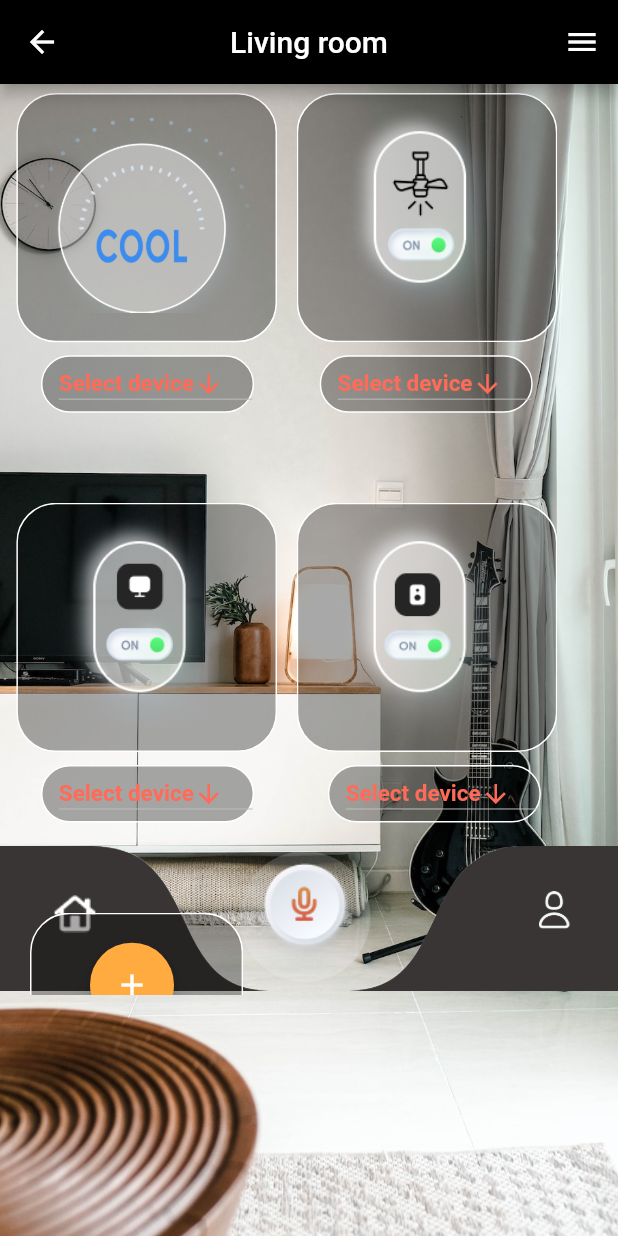
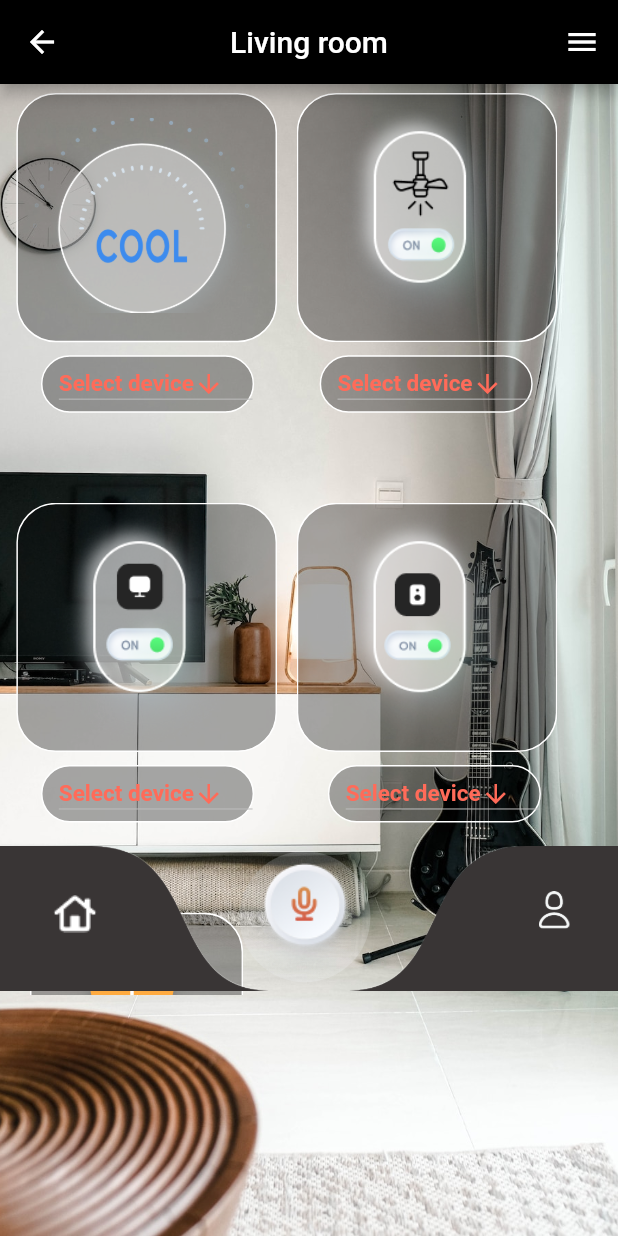
Before and after one commit to salmaFahem/smarthome21, a Flutter app: the Scene10 screen opened directly, in the side drawer, after a tap on the "add" icon, on a phone screen of 412 x 824 dp. Run offline on Flutter 3.47's test engine with Material 2 defaults, Android fonts, the phone set to English and light mode, and no system bars; our stand-ins replace flutter_screenutil, google_fonts.

Commit message:
commit 21

```diff
--- a/lib/group/tab_bar.dart
+++ b/lib/group/tab_bar.dart
@@ -9,13 +9,13 @@ class Tabar extends StatelessWidget {
   @override
   Widget build(BuildContext context) {
     double baseWidth = 377.0; // Define your new base width here
-    double fem = MediaQuery.of(context).size.width /
-        baseWidth; // Calculate fem based on the new base width
-    double scaleFactorWidth = MediaQuery.of(context).size.width /
-        baseWidth; // Calculate scaling factor for width
-    double scaleFactorHeight = MediaQuery.of(context).size.height /
-        baseWidth; // Calculate scaling factor for height
+    double baseHeight = 667.0; // Define your new base height here
+    double fem = MediaQuery.of(context).size.width / baseWidth; // Calculate fem based on the new base width
+    double femHeight = MediaQuery.of(context).size.height / baseHeight; // Calculate fem based on the new base height
+    double scaleFactorWidth = MediaQuery.of(context).size.width / baseWidth; // Calculate scaling factor for width
+    double scaleFactorHeight = MediaQuery.of(context).size.height / baseHeight; // Calculate scaling factor for height
     double ffem = fem * 0.97; // Calculate ffem based on fem and 0.97 factor
+
 
     return Stack(
       children: [
--- a/lib/livingroom/living_room.dart
+++ b/lib/livingroom/living_room.dart
@@ -44,30 +44,29 @@ class _Scene10State extends State<Scene10> {
   @override
   Widget build(BuildContext context) {
     double baseWidth = 377.0; // Define your new base width here
-    double fem = MediaQuery.of(context).size.width /
-        baseWidth; // Calculate fem based on the new base width
-    double scaleFactorWidth = MediaQuery.of(context).size.width /
-        baseWidth; // Calculate scaling factor for width
-    double scaleFactorHeight = MediaQuery.of(context).size.height /
-        baseWidth; // Calculate scaling factor for height
+    double baseHeight = 667.0; // Define your new base height here
+    double fem = MediaQuery.of(context).size.width / baseWidth; // Calculate fem based on the new base width
+    double scaleFactorWidth = MediaQuery.of(context).size.width / baseWidth; // Calculate scaling factor for width
+    double scaleFactorHeight = MediaQuery.of(context).size.height / baseHeight; // Calculate scaling factor for height
     double ffem = fem * 0.97; // Calculate ffem based on fem and 0.97 factor
+
 
     return Scaffold(
         appBar: AppBar(
           centerTitle: true,
-          title: Text('Living room'),
+          title: const Text('Living room'),
           backgroundColor: Colors.black,
           leading: IconButton(
-            icon: Icon(Icons.arrow_back),
+            icon: const Icon(Icons.arrow_back),
             onPressed: () {
               Navigator.push(
                 context,
-                MaterialPageRoute(builder: (context) => Scene6()),
+                MaterialPageRoute(builder: (context) => const Scene6()),
               );
             },
           ),
         ),
-        endDrawer: NavDrawer(),
+        endDrawer: const NavDrawer(),
         body: Container(
             width: double.infinity,
             child: Container(
@@ -86,16 +85,16 @@ class _Scene10State extends State<Scene10> {
                     decoration: BoxDecoration(
                       borderRadius: BorderRadius.circular(20.0),
                     ),
-                    child: Stack(children: [
-                      const Tabar(),
-                      Container(
+                    child: Stack(
+                        children: [
+                          Container(
                           width: 900 * fem,
                           height: 550 * fem,
                           decoration: BoxDecoration(
                             color: Colors.white.withOpacity(0),
                             borderRadius: BorderRadius.circular(20.0),
                           ),
-                          margin: EdgeInsets.only(top: 6.0, bottom: 100.0),
+                          margin: const EdgeInsets.only(top: 6.0, bottom: 100.0),
                           child: SingleChildScrollView(
                               child: Stack(children: [
                             Wrap(
@@ -109,7 +108,7 @@ class _Scene10State extends State<Scene10> {
                                         WrapCrossAlignment.center,
                                     children: [
                                       Container(
-                                        margin: EdgeInsets.only(
+                                        margin: const EdgeInsets.only(
                                             top: 0.0, bottom: 0.0),
                                         width: 175 * fem,
                                         height: 250 * fem,
@@ -137,8 +136,8 @@ class _Scene10State extends State<Scene10> {
                                                             height: 152 * fem,
                                                             decoration: BoxDecoration(
                                                               border:
-                                                              Border.all(color: Color(0xffffffff)),
-                                                              color: Color.fromARGB(86, 0, 0, 0),
+                                                              Border.all(color: const Color(0xffffffff)),
+                                                              color: const Color.fromARGB(86, 0, 0, 0),
                                                               borderRadius:
                                                               BorderRadius.circular(24 * fem),
                                                             ),
@@ -177,10 +176,10 @@ class _Scene10State extends State<Scene10> {
                                                 decoration: BoxDecoration(
                                                   borderRadius:
                                                       BorderRadius.circular(50),
-                                                  color: Color.fromARGB(
+                                                  color: const Color.fromARGB(
                                                       86, 0, 0, 0),
                                                   border: Border.all(
-                                                      color: Color.fromARGB(
+                                                      color: const Color.fromARGB(
                                                           255, 255, 255, 255)),
                                                 ),
                                                 child: DropdownButton<String>(
@@ -192,7 +191,7 @@ class _Scene10State extends State<Scene10> {
                                                   ),
                                                   iconSize: 20,
                                                   elevation: 10,
-                                                  style: TextStyle(
+                                                  style: const TextStyle(
                                                     color: Color.fromRGBO(
                                                         255, 107, 89, 1),
                                                     fontSize: 15,
@@ -228,7 +227,7 @@ class _Scene10State extends State<Scene10> {
                                         WrapCrossAlignment.center,
                                     children: [
                                       Container(
-                                        margin: EdgeInsets.only(
+                                        margin: const EdgeInsets.only(
                                             top: 0.0, bottom: 0.0),
                                         width: 175 * fem,
                                         height: 250 * fem,
@@ -249,10 +248,10 @@ class _Scene10State extends State<Scene10> {
                                                 decoration: BoxDecoration(
                                                   borderRadius:
                                                       BorderRadius.circular(50),
-                                                  color: Color.fromARGB(
+                                                  color: const Color.fromARGB(
                                                       86, 0, 0, 0),
                                                   border: Border.all(
-                                                      color: Color.fromARGB(
+                                                      color: const Color.fromARGB(
                                                           255, 255, 255, 255)),
                                                 ),
                                                 child: DropdownButton<String>(
@@ -264,7 +263,7 @@ class _Scene10State extends State<Scene10> {
                                                   ),
                                                   iconSize: 20,
                                                   elevation: 10,
-                                                  style: TextStyle(
+                                                  style: const TextStyle(
                                                     color: Color.fromRGBO(
                                                         255, 107, 89, 1),
                                                     fontSize: 15,
@@ -312,8 +311,8 @@ class _Scene10State extends State<Scene10> {
                                                               height: 152 * fem,
                                                               decoration: BoxDecoration(
                                                                 border:
-                                                                Border.all(color: Color(0xffffffff)),
-                                                                color: Color.fromARGB(86, 0, 0, 0),
+                                                                Border.all(color: const Color(0xffffffff)),
+                                                                color: const Color.fromARGB(86, 0, 0, 0),
                                                                 borderRadius:
                                                                 BorderRadius.circular(24 * fem),
                                                               ),
@@ -328,7 +327,7 @@ class _Scene10State extends State<Scene10> {
                                                                   width: 159 * fem,
                                                                   height: 177 * fem,
                                                                 ),
-                                                                duration: Duration(milliseconds: 0),
+                                                                duration: const Duration(milliseconds: 0),
                                                                 crossFadeState: _bool2
                                                                     ? CrossFadeState.showFirst
                                                                     : CrossFadeState.showSecond,
@@ -354,7 +353,7 @@ class _Scene10State extends State<Scene10> {
                                       WrapCrossAlignment.center,
                                       children: [
                                   Container(
-                                  margin: EdgeInsets.only(
+                                  margin: const EdgeInsets.only(
                                   top: 0.0, bottom: 0.0),
                                   width: 175 * fem,
                                   height: 250 * fem,
@@ -384,8 +383,8 @@ class _Scene10State extends State<Scene10> {
                                                           height: 152 * fem,
                                                           decoration: BoxDecoration(
                                                             border:
-                                                            Border.all(color: Color(0xffffffff)),
-                                                            color: Color.fromARGB(86, 0, 0, 0),
+                                                            Border.all(color: const Color(0xffffffff)),
+                                                            color: const Color.fromARGB(86, 0, 0, 0),
                                                             borderRadius:
                                                             BorderRadius.circular(24 * fem),
                                                           ),
@@ -400,7 +399,7 @@ class _Scene10State extends State<Scene10> {
                                                               width: 159 * fem,
                                                               height: 177 * fem,
                                                             ),
-                                                            duration: Duration(milliseconds: 0),
+                                                            duration: const Duration(milliseconds: 0),
                                                             crossFadeState: _bool
                                                                 ? CrossFadeState.showFirst
                                                                 : CrossFadeState.showSecond,
@@ -429,10 +428,10 @@ class _Scene10State extends State<Scene10> {
                                             decoration: BoxDecoration(
                                               borderRadius:
                                               BorderRadius.circular(50),
-                                              color: Color.fromARGB(
+                                              color: const Color.fromARGB(
                                                   86, 0, 0, 0),
                                               border: Border.all(
-                                                  color: Color.fromARGB(
+                                                  color: const Color.fromARGB(
                                                       255, 255, 255, 255)),
                                             ),
                                             child: DropdownButton<String>(
@@ -444,7 +443,7 @@ class _Scene10State extends State<Scene10> {
                                               ),
                                               iconSize: 20,
                                               elevation: 10,
-                                              style: TextStyle(
+                                              style: const TextStyle(
                                                 color: Color.fromRGBO(
                                                     255, 107, 89, 1),
                                                 fontSize: 15,
@@ -480,7 +479,7 @@ class _Scene10State extends State<Scene10> {
                                       WrapCrossAlignment.center,
                                       children: [
                                   Container(
-                                  margin: EdgeInsets.only(
+                                  margin: const EdgeInsets.only(
                                   top: 0.0, bottom: 0.0),
                                   width: 175 * fem,
                                   height: 250 * fem,
@@ -510,8 +509,8 @@ class _Scene10State extends State<Scene10> {
                                                           height: 152 * fem,
                                                           decoration: BoxDecoration(
                                                             border:
-                                                            Border.all(color: Color(0xffffffff)),
-                                                            color: Color.fromARGB(86, 0, 0, 0),
+                                                            Border.all(color: const Color(0xffffffff)),
+                                                            color: const Color.fromARGB(86, 0, 0, 0),
                                                             borderRadius:
                                                             BorderRadius.circular(24 * fem),
                                                           ),
@@ -526,7 +525,7 @@ class _Scene10State extends State<Scene10> {
                                                               width: 159 * fem,
                                                               height: 177 * fem,
                                                             ),
-                                                            duration: Duration(milliseconds: 0),
+                                                            duration: const Duration(milliseconds: 0),
                                                             crossFadeState: _bool1
                                                                 ? CrossFadeState.showFirst
                                                                 : CrossFadeState.showSecond,
@@ -555,10 +554,10 @@ class _Scene10State extends State<Scene10> {
                                             decoration: BoxDecoration(
                                               borderRadius:
                                               BorderRadius.circular(50),
-                                              color: Color.fromARGB(
+                                              color: const Color.fromARGB(
                                                   86, 0, 0, 0),
                                               border: Border.all(
-                                                  color: Color.fromARGB(
+                                                  color: const Color.fromARGB(
                                                       255, 255, 255, 255)),
                                             ),
                                             child: DropdownButton<String>(
@@ -570,7 +569,7 @@ class _Scene10State extends State<Scene10> {
                                               ),
                                               iconSize: 20,
                                               elevation: 10,
-                                              style: TextStyle(
+                                              style: const TextStyle(
                                                 color: Color.fromRGBO(
                                                     255, 107, 89, 1),
                                                 fontSize: 15,
@@ -608,7 +607,7 @@ class _Scene10State extends State<Scene10> {
                                         children: [
                                           Container(
                                             margin:
-                                            EdgeInsets.only(left: 20.0, bottom: 0.0),
+                                            const EdgeInsets.only(left: 20.0, bottom: 0.0),
                                             width: 130*fem,
                                             height: 130*fem,
                                             child: ClipRect(
@@ -621,8 +620,8 @@ class _Scene10State extends State<Scene10> {
                                                 height: 152 * fem,
                                                 decoration: BoxDecoration(
                                                   border:
-                                                  Border.all(color: Color(0xffffffff)),
-                                                  color: Color.fromARGB(86, 0, 0, 0),
+                                                  Border.all(color: const Color(0xffffffff)),
+                                                  color: const Color.fromARGB(86, 0, 0, 0),
                                                   borderRadius:
                                                   BorderRadius.circular(24 * fem),
                                                 ),
@@ -655,7 +654,7 @@ class _Scene10State extends State<Scene10> {
                                                           isScrollControlled: true,
                                                           context: context,
                                                           builder: (context) =>
-                                                              Scene9()); // <-- Add the missing closing parenthesis here
+                                                              const Scene9()); // <-- Add the missing closing parenthesis here
                                                     },
                                                     backgroundColor:
                                                     Colors.orangeAccent,
@@ -670,7 +669,13 @@ class _Scene10State extends State<Scene10> {
                                     ],
                                   ),
                                 ])
-                          ])))
-                    ])))));
+                          ]))),
+                          const Tabar(),
+                    ],
+                    ),
+                ),
+            ),
+        ),
+    );
   }
 }
--- a/lib/main.dart
+++ b/lib/main.dart
@@ -1,5 +1,6 @@
 import 'package:flutter/material.dart';
 import 'package:flutter/gestures.dart';
+import 'package:flutter_screenutil/flutter_screenutil.dart';
 import 'dart:ui';
 import 'package:google_fonts/google_fonts.dart';
 
@@ -21,30 +22,41 @@ import 'package:smarthome21/settings/my_setting.dart';
 
 
 void main() {
-  runApp(const MyApp());
+  runApp(BreakingBadApp(
+    appRouter: AppRouter(),
+  ));
 }
 
-class MyApp extends StatelessWidget {
-  const MyApp({super.key});
+class BreakingBadApp extends StatelessWidget {
+  final AppRouter appRouter;
+  const BreakingBadApp({Key? key, required this.appRouter}) : super(key: key);
 
   // This widget is the root of your application.
   @override
   Widget build(BuildContext context) {
-    return MaterialApp(
-      title: 'Flutter Demo',
-      theme: ThemeData(
-        // This is the theme of your application.
-        //
-        // Try running your application with "flutter run". You'll see the
-        // application has a blue toolbar. Then, without quitting the app, try
-        // changing the primarySwatch below to Colors.green and then invoke
-        // "hot reload" (press "r" in the console where you ran "flutter run",
-        // or simply save your changes to "hot reload" in a Flutter IDE)
-        // Notice that the counter didn't reset back to zero; the application
-        // is not restarted.
-        primarySwatch: Colors.blue,
-      ),
-      home:  const Scene(),
+    return ScreenUtilInit(
+      designSize: const Size(360, 690),
+      minTextAdapt: true,
+      splitScreenMode: true,
+      builder: (BuildContext context, child) {
+        return MaterialApp(
+          debugShowCheckedModeBanner: false,
+          onGenerateRoute: appRouter.generateRoute,
+          title: 'Flutter Demo',
+          theme: ThemeData(
+            primarySwatch: Colors.blue,
+          ),
+          home: const Scene10(),
+        );
+      },
     );
   }
 }
+
+
+class AppRouter {
+  Route<dynamic>? generateRoute(RouteSettings settings) {
+    // Implement your route generation logic here
+    return null;
+  }
+}
--- a/lib/navbar/navbar.dart
+++ b/lib/navbar/navbar.dart
@@ -14,13 +14,12 @@ class NavDrawer extends StatelessWidget {
   @override
   Widget build(BuildContext context) {
     double baseWidth = 377.0; // Define your new base width here
-    double fem = MediaQuery.of(context).size.width /
-        baseWidth; // Calculate fem based on the new base width
-    double scaleFactorWidth = MediaQuery.of(context).size.width /
-        baseWidth; // Calculate scaling factor for width
-    double scaleFactorHeight = MediaQuery.of(context).size.height /
-        baseWidth; // Calculate scaling factor for height
+    double baseHeight = 667.0; // Define your new base height here
+    double fem = MediaQuery.of(context).size.width / baseWidth; // Calculate fem based on the new base width
+    double scaleFactorWidth = MediaQuery.of(context).size.width / baseWidth; // Calculate scaling factor for width
+    double scaleFactorHeight = MediaQuery.of(context).size.height / baseHeight; // Calculate scaling factor for height
     double ffem = fem * 0.97; // Calculate ffem based on fem and 0.97 factor
+
 
     return SafeArea(
         child: Drawer(
--- a/lib/settings/my_setting.dart
+++ b/lib/settings/my_setting.dart
@@ -12,10 +12,12 @@ class Scene11 extends StatelessWidget {
   @override
   Widget build(BuildContext context) {
     double baseWidth = 377.0; // Define your new base width here
+    double baseHeight = 667.0; // Define your new base height here
     double fem = MediaQuery.of(context).size.width / baseWidth; // Calculate fem based on the new base width
     double scaleFactorWidth = MediaQuery.of(context).size.width / baseWidth; // Calculate scaling factor for width
-    double scaleFactorHeight = MediaQuery.of(context).size.height / baseWidth; // Calculate scaling factor for height
+    double scaleFactorHeight = MediaQuery.of(context).size.height / baseHeight; // Calculate scaling factor for height
     double ffem = fem * 0.97; // Calculate ffem based on fem and 0.97 factor
+
 
     return Scaffold(
       appBar: AppBar(
--- a/pubspec.yaml
+++ b/pubspec.yaml
@@ -30,6 +30,7 @@ environment:
 dependencies:
   flutter:
     sdk: flutter
+  flutter_screenutil: ^5.6.0
 
 
   # The following adds the Cupertino Icons font to your application.
```
Also changed, not shown: lib/adddevice/add_device.dart (+5 -25 lines), lib/bathroom/bath_room.dart (+6 -7 lines), lib/bedroom/bed_room.dart (+5 -6 lines), lib/devices/my_devices.dart (+5 -6 lines), lib/forgetpassword/forget_pass.dart (+5 -6 lines), lib/home/home.dart (+5 -6 lines), lib/login/welcome.dart (+5 -6 lines), lib/notification/notification.dart (+4 -6 lines), lib/profil/my_profil.dart (+5 -6 lines), lib/rooms/room.dart (+5 -10 lines), lib/security/security_house.dart (+5 -6 lines), lib/signup/sign_up.dart (+4 -6 lines), pubspec.lock.
